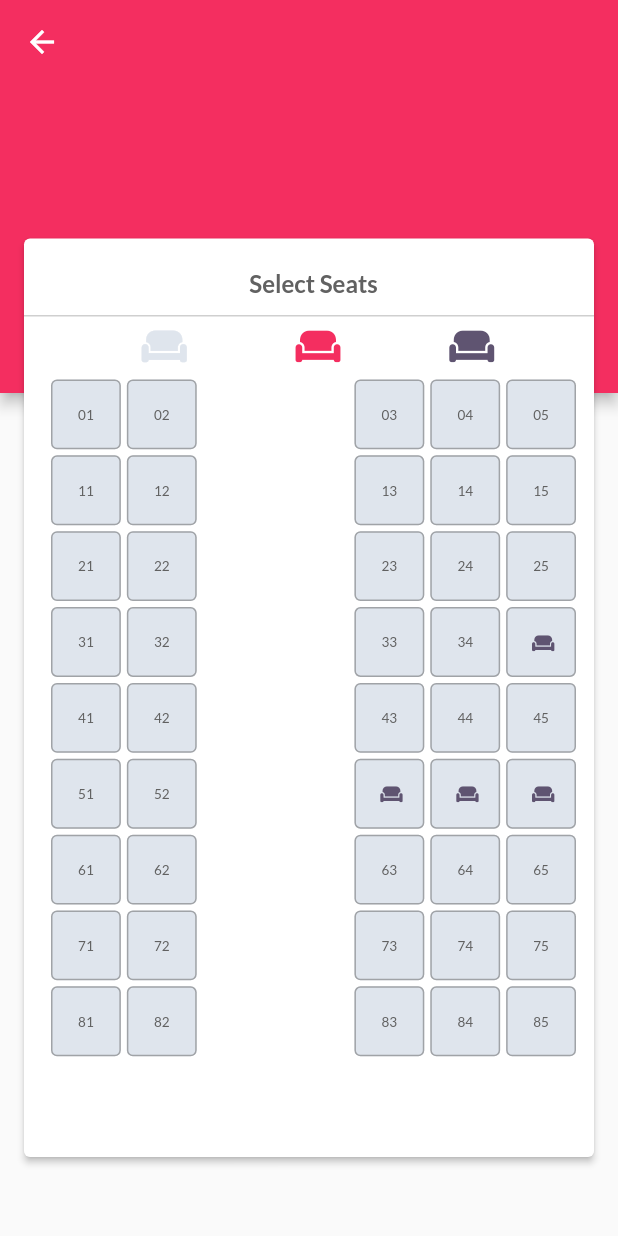
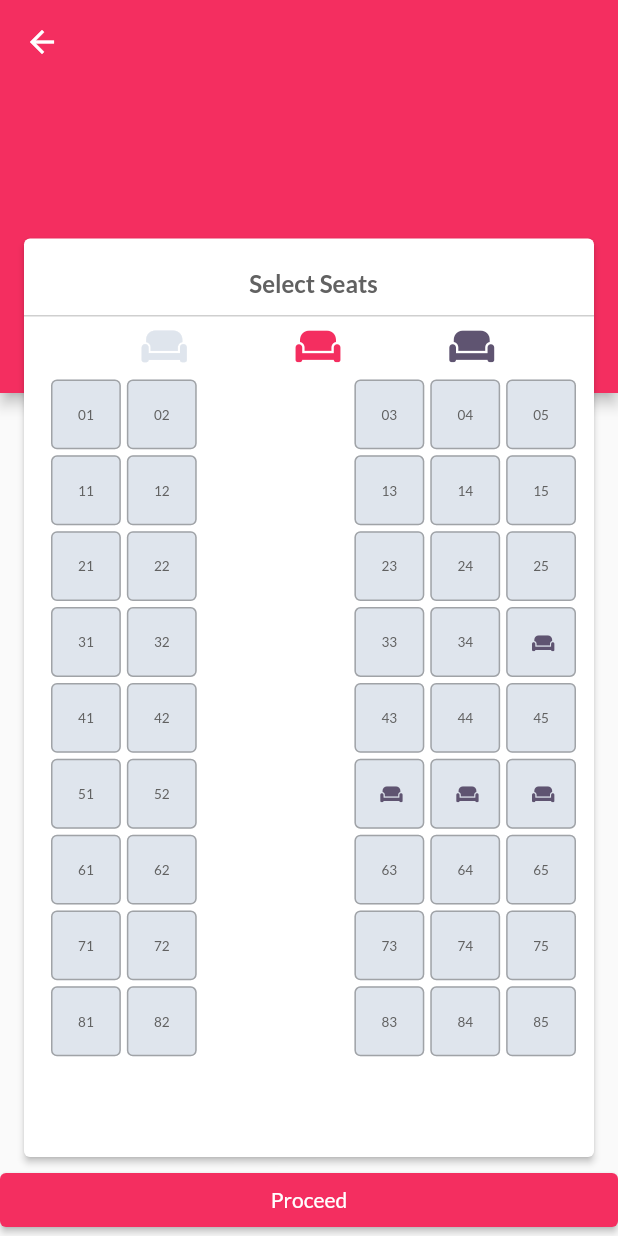
Before and after one commit to arbaazaj/qadritravels, a Flutter app: the SeatSelection screen opened directly, on a phone screen of 412 x 824 dp. Run offline on Flutter 3.47's test engine with Material 2 defaults, Android fonts, the phone set to English and light mode, and no system bars; our stand-ins replace flutter_offline, font_awesome_flutter, simple_animations; missing offline and left inert: firebase_auth_web, firebase_core_web, google_sign_in_web, onesignal_flutter; accounts and stored records are empty.

Commit message:
> Updated .gitignore file. > Added screenshots of the app. > Fixed seat selection button color.

```diff
--- a/lib/screens/seat_selection.dart
+++ b/lib/screens/seat_selection.dart
@@ -198,7 +198,19 @@ class _SeatSelectionState extends State<SeatSelection> {
               ),
             ),
           ),
-          Positioned(bottom: 0, child: Container())
+          Positioned(bottom: 0, child: Container()),
+          Positioned(
+            bottom: 0,
+            left: 0,
+            right: 0,
+            child: ElevatedButton(
+              style: ButtonStyle(
+                backgroundColor: MaterialStateColor.resolveWith((states) => radicalRed)
+              ),
+              onPressed: () {},
+              child: Text('Proceed'),
+            ),
+          )
         ],
       ),
     );
```
Also changed, not shown: 10 other files.
